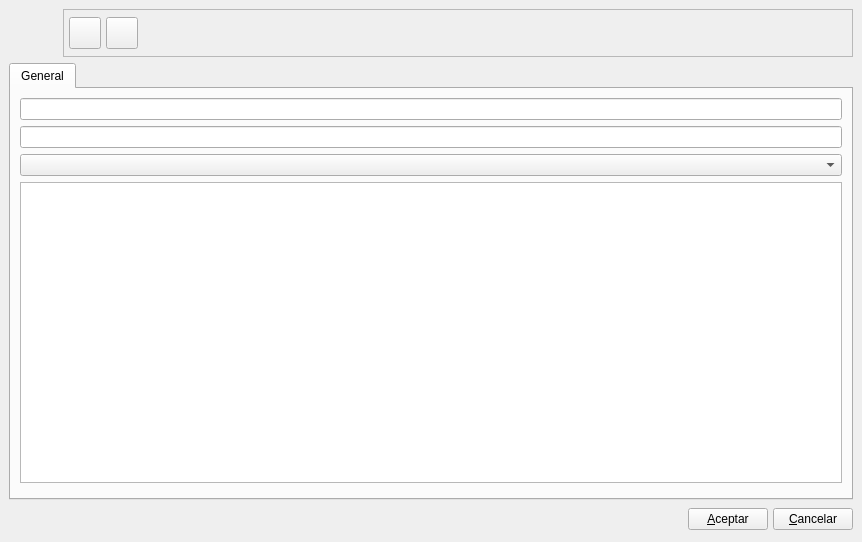
Qt form bulmages/bulmacont/plugins/pluginproyectos/proyectobase.ui (eboladev/Bulmages-1) before a commit.
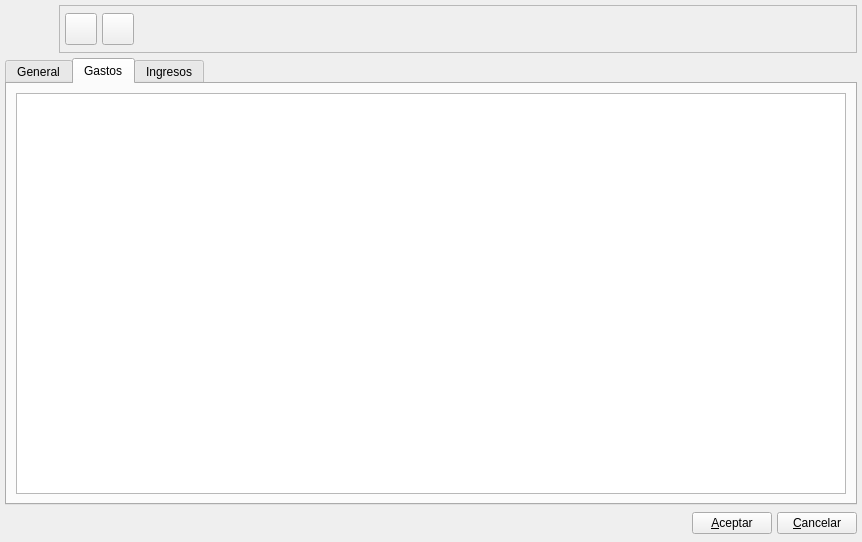
The same form after that commit. The open tabs and pages were chosen to show the change. Icons and pictures are not drawn. Custom widgets are drawn as their Qt base class.

Commit message: Agrego los subformularios de ingresos y gastos al plugin de proyectos contables

```diff
--- a/bulmages/bulmacont/plugins/pluginproyectos/proyectobase.ui
+++ b/bulmages/bulmacont/plugins/pluginproyectos/proyectobase.ui
@@ -18,10 +18,10 @@
   </property>
   <layout class="QVBoxLayout" >
    <property name="margin" >
-    <number>9</number>
+    <number>5</number>
    </property>
    <property name="spacing" >
-    <number>6</number>
+    <number>5</number>
    </property>
    <item>
     <layout class="QHBoxLayout" >
@@ -200,6 +200,38 @@
        </item>
       </layout>
      </widget>
+     <widget class="QWidget" name="tab" >
+      <attribute name="title" >
+       <string>Gastos</string>
+      </attribute>
+      <layout class="QVBoxLayout" >
+       <property name="margin" >
+        <number>9</number>
+       </property>
+       <property name="spacing" >
+        <number>6</number>
+       </property>
+       <item>
+        <widget class="SubForm2Bc" name="mui_gastos" />
+       </item>
+      </layout>
+     </widget>
+     <widget class="QWidget" name="tab_3" >
+      <attribute name="title" >
+       <string>Ingresos</string>
+      </attribute>
+      <layout class="QVBoxLayout" >
+       <property name="margin" >
+        <number>9</number>
+       </property>
+       <property name="spacing" >
+        <number>6</number>
+       </property>
+       <item>
+        <widget class="SubForm2Bc" name="mui_ingresos" />
+       </item>
+      </layout>
+     </widget>
     </widget>
    </item>
    <item>
@@ -256,6 +288,11 @@
    <extends>QComboBox</extends>
    <header>busquedaccoste.h</header>
   </customwidget>
+  <customwidget>
+   <class>SubForm2Bc</class>
+   <extends>QTableWidget</extends>
+   <header>subform2bc.h</header>
+  </customwidget>
  </customwidgets>
  <resources>
   <include location="../../../bulmages.qrc" />
```
Left out of the diff: 11 changed lines with no effect on the pictures. The commit also changes 4 other files.
